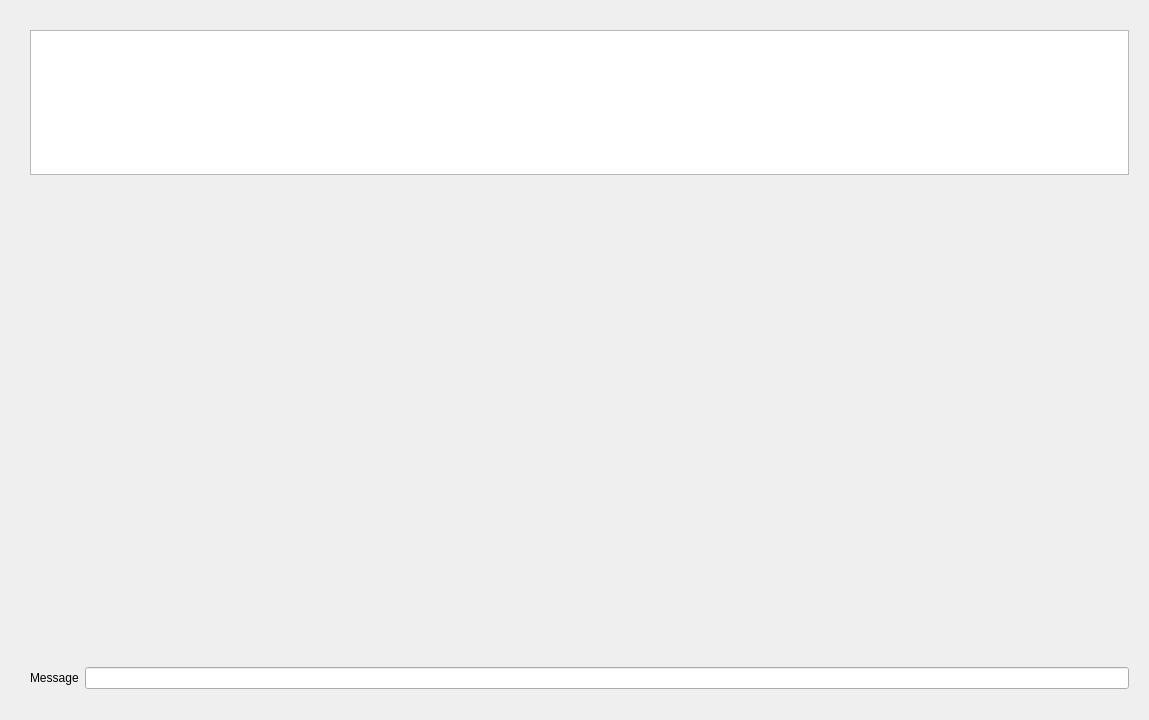
Before: the Qt Designer form KGuardiant_Client/client.ui in javiertoja/KGuardiant, drawn with Qt 5.
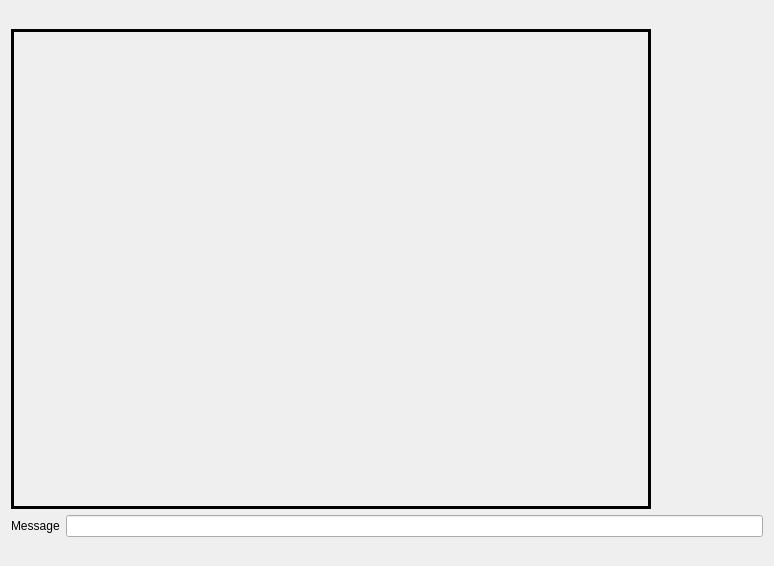
After: the same form once the commit is applied.

```diff
--- a/KGuardiant_Client/client.ui
+++ b/KGuardiant_Client/client.ui
@@ -6,42 +6,16 @@
    <rect>
     <x>0</x>
     <y>0</y>
-    <width>1149</width>
-    <height>720</height>
+    <width>774</width>
+    <height>566</height>
    </rect>
   </property>
   <property name="windowTitle">
    <string>Client</string>
   </property>
-  <widget class="QWidget" name="verticalLayoutWidget">
-   <property name="geometry">
-    <rect>
-     <x>19</x>
-     <y>19</y>
-     <width>1121</width>
-     <height>681</height>
-    </rect>
-   </property>
    <layout class="QVBoxLayout" name="verticalLayout">
-    <property name="sizeConstraint">
-     <enum>QLayout::SetMaximumSize</enum>
-    </property>
     <item>
-     <widget class="QGraphicsView" name="graphicsView">
-      <property name="minimumSize">
-       <size>
-        <width>0</width>
-        <height>0</height>
-       </size>
-      </property>
-      <property name="baseSize">
-       <size>
-        <width>640</width>
-        <height>480</height>
-       </size>
-      </property>
-     </widget>
-    </item>
+    <layout class="QVBoxLayout" name="verticalLayout_2">
     <item>
      <widget class="QLabel" name="imglbl">
       <property name="minimumSize">
@@ -50,6 +24,21 @@
         <height>480</height>
        </size>
       </property>
+       <property name="maximumSize">
+        <size>
+         <width>640</width>
+         <height>480</height>
+        </size>
+       </property>
+       <property name="frameShape">
+        <enum>QFrame::Box</enum>
+       </property>
+       <property name="frameShadow">
+        <enum>QFrame::Plain</enum>
+       </property>
+       <property name="lineWidth">
+        <number>3</number>
+       </property>
       <property name="text">
        <string/>
       </property>
@@ -70,7 +59,8 @@
      </layout>
     </item>
    </layout>
-  </widget>
+   </item>
+  </layout>
  </widget>
  <layoutdefault spacing="6" margin="11"/>
  <resources/>
```
Lines whose indentation alone changed are shown as unchanged.
